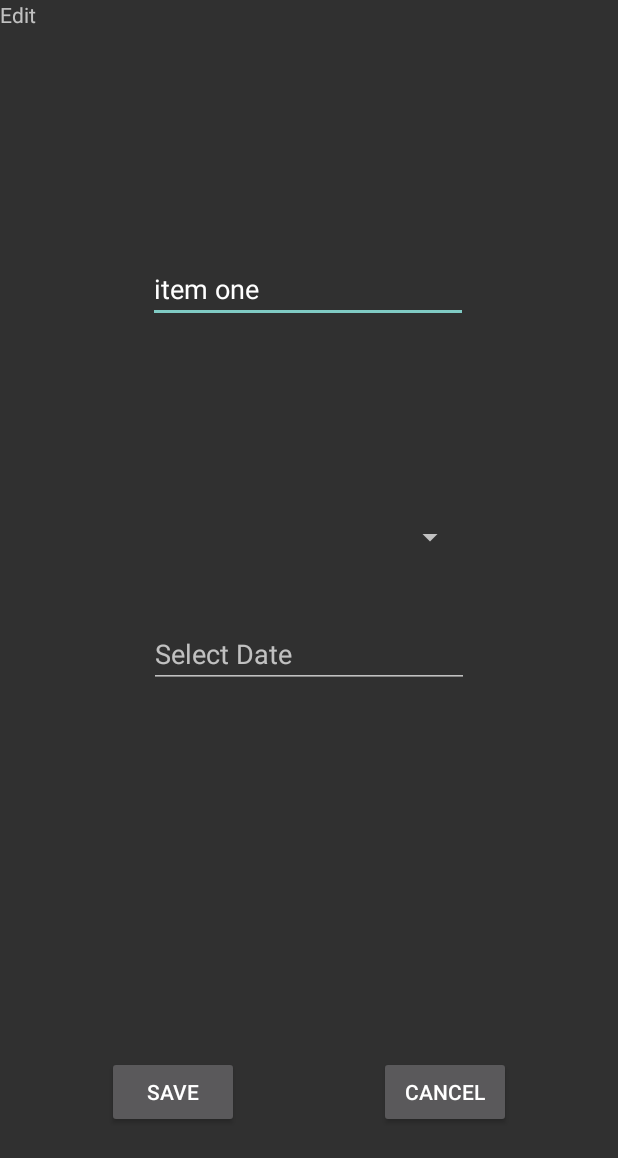
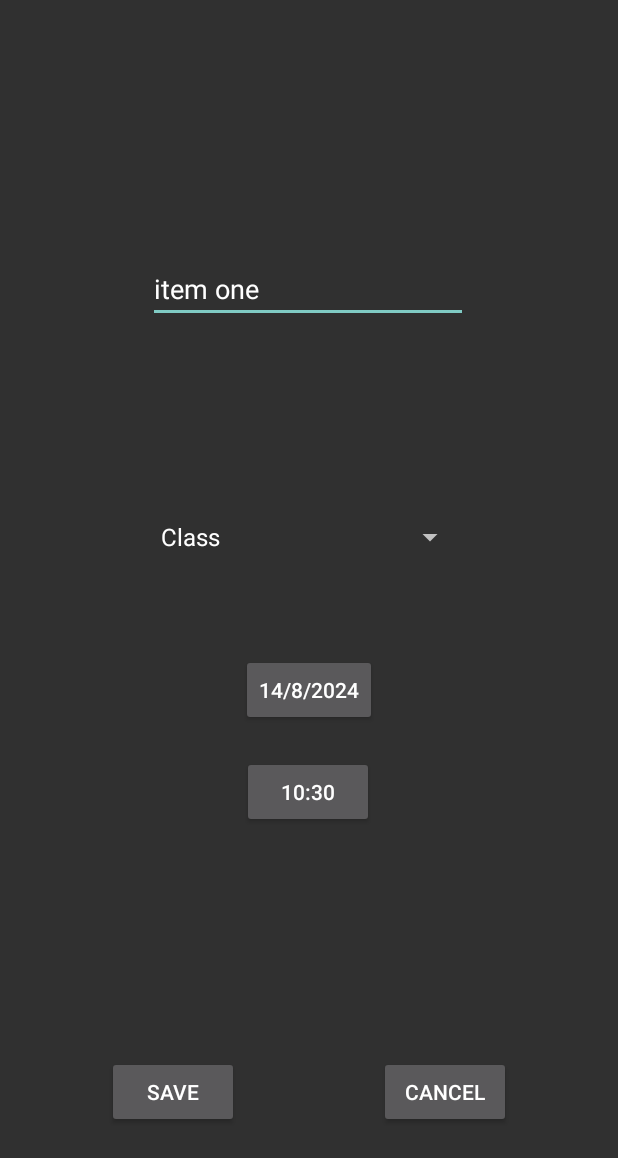
Before and after one commit to gcasey11/AcademicPlanner, an Android app: the screen it shows after launch (EditToDoItemActivity), after a tap on "item one", on a phone screen of 412 x 824 dp. Shown: the top 1158 px of the screen. Run offline under Robolectric (Android 15) with nearby library versions, the phone set to English and light mode, and no system bars.

Commit message:
Added date picker and time picker to editactivity.

```diff
--- a/app/build.gradle
+++ b/app/build.gradle
@@ -8,7 +8,7 @@ android {
 
     defaultConfig {
         applicationId "com.example.todo"
-        minSdk 24
+        minSdk 26
         targetSdk 34
         versionCode 1
         versionName "1.0"
--- a/app/src/main/java/com/example/todo/DataModel.java
+++ b/app/src/main/java/com/example/todo/DataModel.java
@@ -1,12 +1,19 @@
 package com.example.todo;
+
+import java.time.LocalDateTime;
+import java.util.Date;
 
 public class DataModel {
     private String name;
     private boolean checked;
+    private String type;
+    private LocalDateTime date;
 
-    public DataModel(String name, boolean checked) {
+    public DataModel(String name, boolean checked, String type, LocalDateTime date) {
         this.name = name;
         this.checked = checked;
+        this.type = type;
+        this.date = date;
     }
 
     public String getName() {
@@ -24,4 +31,17 @@ public class DataModel {
     public void setChecked(boolean checked) {
         this.checked = checked;
     }
+
+    public String getType() { return this.type; }
+
+    public void setType(String type) { this.type = type; }
+
+    public LocalDateTime getDate() {
+        return date;
+    }
+
+    public void setDate(LocalDateTime date) {
+        this.date = date;
+    }
+
 }
--- a/app/src/main/java/com/example/todo/EditToDoItemActivity.java
+++ b/app/src/main/java/com/example/todo/EditToDoItemActivity.java
@@ -1,19 +1,44 @@
 package com.example.todo;
 
 import android.app.Activity;
+import android.app.DatePickerDialog;
+import android.app.TimePickerDialog;
 import android.content.Intent;
 import android.os.Bundle;
 import android.view.View;
+import android.widget.AdapterView;
+import android.widget.ArrayAdapter;
+import android.widget.Button;
+import android.widget.DatePicker;
 import android.widget.EditText;
+import android.widget.Spinner;
+import android.widget.TextView;
+import android.widget.TimePicker;
+import android.widget.Toast;
+
+import java.text.SimpleDateFormat;
+import java.time.LocalDateTime;
+import java.time.format.DateTimeFormatter;
+import java.util.Locale;
 
 
-public class EditToDoItemActivity extends Activity
+public class EditToDoItemActivity extends Activity implements
+		AdapterView.OnItemSelectedListener
 {
 	public int position=0;
 	EditText etItem;
+	Spinner spinner;
+	String[] type;
+	private TextView showText;
+	private Button calendarButton;
+	private Button timeButton;
+	private boolean isNew;
+	private LocalDateTime date;
 
 	@Override
 	protected void onCreate(Bundle savedInstanceState) {
+
+
 		super.onCreate(savedInstanceState);
 
 		// Populate the screen using the layout
@@ -22,18 +47,53 @@ public class EditToDoItemActivity extends Activity
 
 		// Show original content in the text field
 		etItem = (EditText)findViewById(R.id.etEditItem);
+		type = getResources().getStringArray(R.array.type);
+		Spinner spin = (Spinner) findViewById(R.id.spinner);
+		spin.setOnItemSelectedListener(this);
+
+		//Creating the ArrayAdapter instance having the country list
+		ArrayAdapter aa = new ArrayAdapter(this,android.R.layout.simple_spinner_item,type);
+		aa.setDropDownViewResource(android.R.layout.simple_spinner_dropdown_item);
+		//Setting the ArrayAdapter data on the Spinner
+		spin.setAdapter(aa);
+
+		// Calendar Date Picker
+		calendarButton = findViewById(R.id.calendarButton);
+
+		calendarButton.setOnClickListener(new View.OnClickListener() {
+			@Override
+			public void onClick(View v) {
+				openCalendarDialog();
+			}
+		});
+
+		// Time Picker
+		timeButton = findViewById(R.id.timeButton);
+
+		timeButton.setOnClickListener(new View.OnClickListener() {
+			@Override
+			public void onClick(View v) {
+				openTimeDialog();
+			}
+		});
 
 		// Get the data from the main activity screen
-		boolean isNew = getIntent().getBooleanExtra("isNew", false);
+		isNew = getIntent().getBooleanExtra("isNew", false);
 
 		if (!isNew) {
 			String editItem = getIntent().getStringExtra("item");
 			position = getIntent().getIntExtra("position",-1);
-
-
+			date = (LocalDateTime) getIntent().getSerializableExtra("date");
 			etItem.setText(editItem);
 		}
+		else {
+			date = LocalDateTime.now();
+		}
 
+		calendarButton.setText(date.getDayOfMonth() + "/" + date.getMonthValue() + "/" + date.getYear());
+		DateTimeFormatter dateFormat = DateTimeFormatter.ofPattern("HH:mm");
+		String formattedTime = dateFormat.format(date);
+		timeButton.setText(formattedTime);
 	}
 
 	public void onSubmit(View v) {
@@ -43,6 +103,7 @@ public class EditToDoItemActivity extends Activity
 		// Pass relevant data back as a result
 		data.putExtra("item", etItem.getText().toString());
 		data.putExtra("isNew", getIntent().getBooleanExtra("isNew", false));
+		data.putExtra("type", spinner.getSelectedItem().toString());
 		data.putExtra("position", position);
 
 		// Activity finishes OK, return the data
@@ -54,4 +115,50 @@ public class EditToDoItemActivity extends Activity
 		setResult(RESULT_CANCELED); // Set result code and bundle data for response
 		finish();// Close the activity, pass data to parent
 	}
+
+	//Performing action onItemSelected and onNothing selected
+	@Override
+	public void onItemSelected(AdapterView<?> arg0, View arg1, int position, long id) {
+		Toast.makeText(getApplicationContext(), type[position] , Toast.LENGTH_LONG).show();
+	}
+	@Override
+	public void onNothingSelected(AdapterView<?> arg0) {
+		if (getIntent().getBooleanExtra("isNew", false)) {
+			Toast.makeText(getApplicationContext(), "Please select a type", Toast.LENGTH_LONG).show();
+		}
+		else {
+			Toast.makeText(getApplicationContext(), getIntent().getStringExtra("type") , Toast.LENGTH_LONG).show();
+		}
+	}
+
+	private void openCalendarDialog() {
+		DatePickerDialog calendarDialog = new DatePickerDialog(this, new DatePickerDialog.OnDateSetListener() {
+			@Override
+			public void onDateSet(DatePicker datePicker, int year, int month, int day) {
+				month = month + 1;
+
+				date = LocalDateTime.of(year, month, day, date.getHour(), date.getMinute());
+				calendarButton.setText(date.getDayOfMonth() + "/" + date.getMonthValue() + "/" + date.getYear());
+
+			}
+		}, !isNew ? date.getYear() : LocalDateTime.now().getYear(),
+				!isNew ? date.getMonthValue() - 1 : LocalDateTime.now().getMonthValue() - 1,
+				!isNew ? date.getDayOfMonth() : LocalDateTime.now().getDayOfMonth());
+
+		calendarDialog.show();
+	}
+
+	private void openTimeDialog() {
+		TimePickerDialog timePickerDialog = new TimePickerDialog(this, new TimePickerDialog.OnTimeSetListener() {
+			@Override
+			public void onTimeSet(TimePicker timePicker, int hours, int minutes) {
+				date = LocalDateTime.of(date.getYear(), date.getMonthValue(), date.getDayOfMonth(), hours, minutes);
+				DateTimeFormatter dateFormat = DateTimeFormatter.ofPattern("HH:mm");
+				String formattedTime = dateFormat.format(date);
+				timeButton.setText(formattedTime);
+			}
+		}, !isNew ? date.getHour() : LocalDateTime.now().getHour(), !isNew ? date.getMinute() : LocalDateTime.now().getMinute(), true);
+
+		timePickerDialog.show();
+	}
 }
--- a/app/src/main/java/com/example/todo/MainActivity.java
+++ b/app/src/main/java/com/example/todo/MainActivity.java
@@ -13,7 +13,9 @@ import androidx.activity.result.ActivityResultLauncher;
 import androidx.activity.result.contract.ActivityResultContracts;
 import androidx.appcompat.app.AppCompatActivity;
 
+import java.time.LocalDateTime;
 import java.util.ArrayList;
+import java.util.Date;
 import java.util.Objects;
 
 public class MainActivity extends AppCompatActivity {
@@ -33,8 +35,8 @@ public class MainActivity extends AppCompatActivity {
 
 // Create an adapter for the list view using Android's built-in item layout
 
-        dataModels.add(new DataModel("item one", false));
-        dataModels.add(new DataModel("item two", false));
+        dataModels.add(new DataModel("item one",  false, "Assignment", LocalDateTime.now()));
+        dataModels.add(new DataModel("item two", false, "Exam", LocalDateTime.now()));
         adapter = new CustomAdapter(dataModels, this);
 
         listView.setAdapter(adapter);
@@ -49,18 +51,19 @@ public class MainActivity extends AppCompatActivity {
                     // Extract name value from result extras
                     assert result.getData() != null;
                     String editedItem = Objects.requireNonNull(result.getData().getExtras()).getString("item");
+                    String type = Objects.requireNonNull(result.getData().getExtras()).getString("type");
+                    LocalDateTime dateTime = (LocalDateTime) Objects.requireNonNull(result.getData().getExtras()).get("date");
                     boolean isNew = result.getData().getBooleanExtra("isNew", false);
                     if (!isNew) {
                         int position = result.getData().getIntExtra("position", -1);
-//                        items.set(position, editedItem);
-                        dataModels.set(position, new DataModel(editedItem, false));
+                        dataModels.set(position, new DataModel(editedItem, false, type, dateTime));
                         Log.i("Updated item in list ", editedItem + ", position: " + position);
                         // Make a standard toast that just contains text
                         Toast.makeText(getApplicationContext(), "Updated: " + editedItem,
                                 Toast.LENGTH_SHORT).show();
                     }
                     else {
-                        dataModels.add(new DataModel(editedItem, false));
+                        dataModels.add(new DataModel(editedItem, false, type, dateTime));
                         Log.i("Added item to list ", editedItem);
                         // Make a standard toast that just contains text
                         Toast.makeText(getApplicationContext(), "Added: " + editedItem,
@@ -108,6 +111,8 @@ public class MainActivity extends AppCompatActivity {
             intent.putExtra("isNew", false);
             intent.putExtra("item", dataModels.get(position).getName());
             intent.putExtra("position", position);
+            intent.putExtra("type", dataModels.get(position).getType());
+            intent.putExtra("date", dataModels.get(position).getDate());
             mLauncher.launch(intent);
         });
     }
--- a/app/src/main/res/layout/activity_edit_item.xml
+++ b/app/src/main/res/layout/activity_edit_item.xml
@@ -5,14 +5,6 @@
     android:layout_width="match_parent"
     android:layout_height="match_parent"
     tools:context="com.example.todo.EditToDoItemActivity">
-
-    <TextView
-        android:id="@+id/textView1"
-        android:layout_width="wrap_content"
-        android:layout_height="wrap_content"
-        android:text="@string/edit"
-        app:layout_constraintStart_toStartOf="parent"
-        app:layout_constraintTop_toTopOf="parent" />
 
     <Button
         android:id="@+id/btnSave"
@@ -46,10 +38,32 @@
         android:layout_width="211dp"
         android:layout_height="48dp"
         android:layout_marginBottom="442dp"
+        android:entries="@array/type"
         android:spinnerMode="dropdown"
         app:layout_constraintBottom_toBottomOf="parent"
         app:layout_constraintEnd_toEndOf="parent"
         app:layout_constraintHorizontal_bias="0.495"
+        app:layout_constraintStart_toStartOf="parent" />
+
+    <Button
+        android:id="@+id/calendarButton"
+        android:layout_width="wrap_content"
+        android:layout_height="wrap_content"
+        android:layout_marginBottom="340dp"
+        android:text="Show Calendar"
+        app:layout_constraintBottom_toBottomOf="parent"
+        app:layout_constraintEnd_toEndOf="parent"
+        app:layout_constraintStart_toStartOf="parent" />
+
+    <Button
+        android:id="@+id/timeButton"
+        android:layout_width="wrap_content"
+        android:layout_height="wrap_content"
+        android:layout_marginBottom="272dp"
+        android:text="Show Time"
+        app:layout_constraintBottom_toBottomOf="parent"
+        app:layout_constraintEnd_toEndOf="parent"
+        app:layout_constraintHorizontal_bias="0.498"
         app:layout_constraintStart_toStartOf="parent" />
 
     <Button
@@ -63,17 +77,4 @@
         app:layout_constraintBottom_toBottomOf="parent"
         app:layout_constraintEnd_toEndOf="parent" />
 
-    <EditText
-        android:id="@+id/editTextDate"
-        android:layout_width="wrap_content"
-        android:layout_height="wrap_content"
-        android:layout_marginBottom="365dp"
-        android:ems="10"
-        android:hint="Select Date"
-        android:inputType="date"
-        app:layout_constraintBottom_toBottomOf="parent"
-        app:layout_constraintEnd_toEndOf="parent"
-        app:layout_constraintHorizontal_bias="0.5"
-        app:layout_constraintStart_toStartOf="parent" />
-
 </androidx.constraintlayout.widget.ConstraintLayout>
--- a/app/src/main/res/values/strings.xml
+++ b/app/src/main/res/values/strings.xml
@@ -5,5 +5,9 @@
     <string name="delete">Yes</string>
     <string name="cancel">No</string>
     <string name="edit">Edit</string>
-
+    <string-array name="type">
+        <item>Class</item>
+        <item>Assignment</item>
+        <item>Exam</item>
+    </string-array>
 </resources>
```
